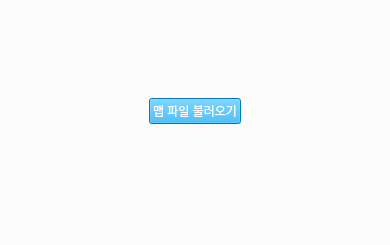
Before: the Qt Designer form homePage.ui in ingssg/Logistics_simulator, drawn with Qt 5.
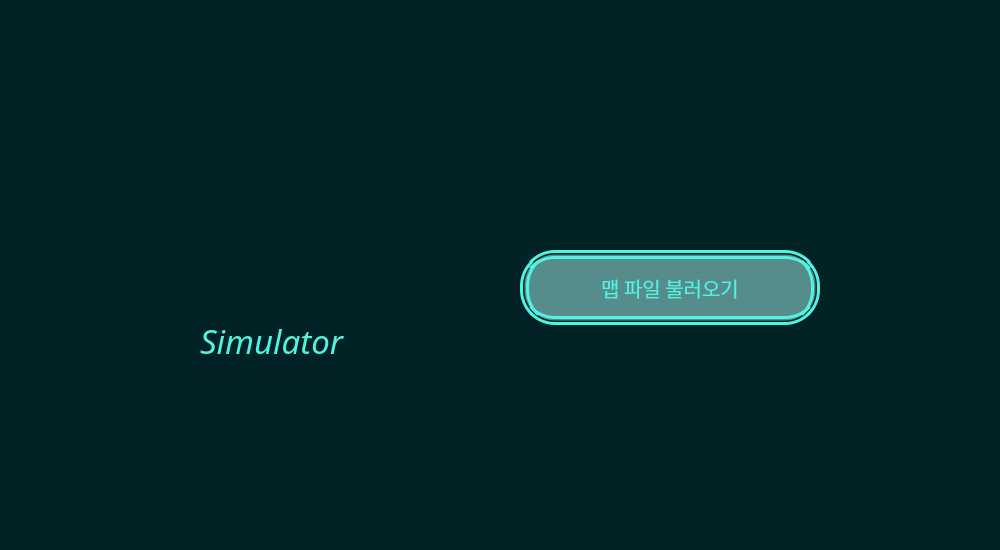
After: the same form once the commit is applied.

```diff
--- a/homePage.ui
+++ b/homePage.ui
@@ -6,34 +6,90 @@
    <rect>
     <x>0</x>
     <y>0</y>
-    <width>390</width>
-    <height>245</height>
+    <width>1000</width>
+    <height>550</height>
    </rect>
   </property>
   <property name="windowTitle">
    <string>MainWindow</string>
   </property>
   <property name="styleSheet">
-   <string notr="true">background-color: rgb(252, 252, 252);</string>
+   <string notr="true">background-color: rgb(1,35,38);</string>
   </property>
   <widget class="QWidget" name="centralwidget">
-   <layout class="QGridLayout" name="gridLayout_2">
-    <item row="0" column="0">
-     <layout class="QGridLayout" name="gridLayout">
-      <item row="0" column="0" alignment="Qt::AlignHCenter">
-       <widget class="QPushButton" name="loadMap">
-        <property name="styleSheet">
-         <string notr="true">background-color: rgb(0, 170, 255);
-color: rgb(255, 255, 255);</string>
-        </property>
-        <property name="text">
-         <string>맵 파일 불러오기</string>
-        </property>
-       </widget>
-      </item>
-     </layout>
-    </item>
-   </layout>
+   <widget class="QLabel" name="label_2">
+    <property name="geometry">
+     <rect>
+      <x>200</x>
+      <y>310</y>
+      <width>151</width>
+      <height>61</height>
+     </rect>
+    </property>
+    <property name="font">
+     <font>
+      <family>휴먼모음T</family>
+      <pointsize>25</pointsize>
+      <italic>true</italic>
+     </font>
+    </property>
+    <property name="styleSheet">
+     <string notr="true">color: rgb(82,242,226);</string>
+    </property>
+    <property name="text">
+     <string>Simulator</string>
+    </property>
+   </widget>
+   <widget class="QLabel" name="logolabel">
+    <property name="geometry">
+     <rect>
+      <x>220</x>
+      <y>200</y>
+      <width>121</width>
+      <height>111</height>
+     </rect>
+    </property>
+    <property name="text">
+     <string>&lt;html&gt;&lt;head/&gt;&lt;body&gt;&lt;p&gt;&lt;br/&gt;&lt;/p&gt;&lt;/body&gt;&lt;/html&gt;</string>
+    </property>
+   </widget>
+   <widget class="QPushButton" name="loadMap">
+    <property name="geometry">
+     <rect>
+      <x>520</x>
+      <y>250</y>
+      <width>300</width>
+      <height>75</height>
+     </rect>
+    </property>
+    <property name="sizePolicy">
+     <sizepolicy hsizetype="Fixed" vsizetype="Fixed">
+      <horstretch>0</horstretch>
+      <verstretch>0</verstretch>
+     </sizepolicy>
+    </property>
+    <property name="minimumSize">
+     <size>
+      <width>300</width>
+      <height>75</height>
+     </size>
+    </property>
+    <property name="font">
+     <font>
+      <family>나눔고딕 ExtraBold</family>
+      <pointsize>15</pointsize>
+     </font>
+    </property>
+    <property name="styleSheet">
+     <string notr="true">color: rgb(82,242,226);
+background-color: rgb(86,140,140);
+border-radius: 35px;
+border: 9px double rgb(82,242,226);</string>
+    </property>
+    <property name="text">
+     <string>맵 파일 불러오기</string>
+    </property>
+   </widget>
   </widget>
   <widget class="QStatusBar" name="statusbar"/>
  </widget>
```
